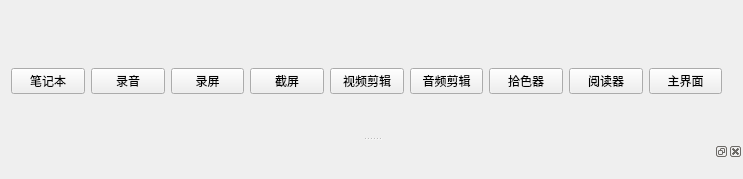
First picture: the form in ui/simplifiedwindow.ui, repository NFTSSTFN/MultiBox, before the edit.
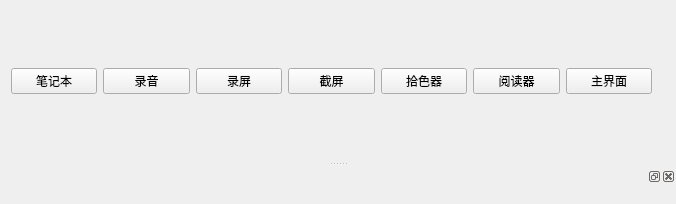
Second picture: the form after the edit.

Commit message: Finished VideoPlayer

What changed in the file:
```diff
--- a/ui/simplifiedwindow.ui
+++ b/ui/simplifiedwindow.ui
@@ -6,20 +6,20 @@
    <rect>
     <x>0</x>
     <y>0</y>
-    <width>743</width>
-    <height>179</height>
+    <width>676</width>
+    <height>204</height>
    </rect>
   </property>
   <property name="windowTitle">
    <string>MainWindow</string>
   </property>
   <widget class="QWidget" name="centralwidget">
-   <widget class="QWidget" name="">
+   <widget class="QWidget" name="layoutWidget">
     <property name="geometry">
      <rect>
       <x>11</x>
       <y>66</y>
-      <width>711</width>
+      <width>641</width>
       <height>30</height>
      </rect>
     </property>
@@ -52,20 +52,6 @@
        </property>
       </widget>
      </item>
-     <item>
-      <widget class="QPushButton" name="video_clip">
-       <property name="text">
-        <string>视频剪辑</string>
-       </property>
-      </widget>
-     </item>
-     <item>
-      <widget class="QPushButton" name="audio_clips">
-       <property name="text">
-        <string>音频剪辑</string>
-       </property>
-      </widget>
-     </item>
      <item>
       <widget class="QPushButton" name="color_picker">
        <property name="text">
```
The commit also changes 14 other files.
